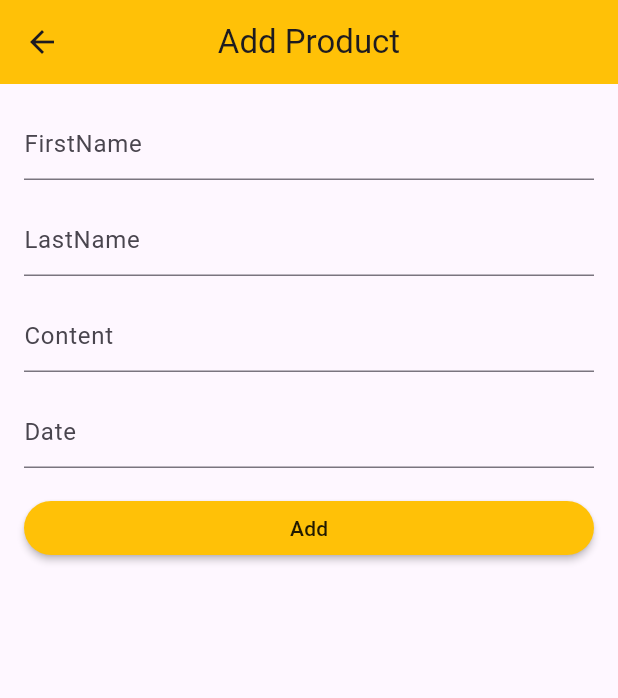
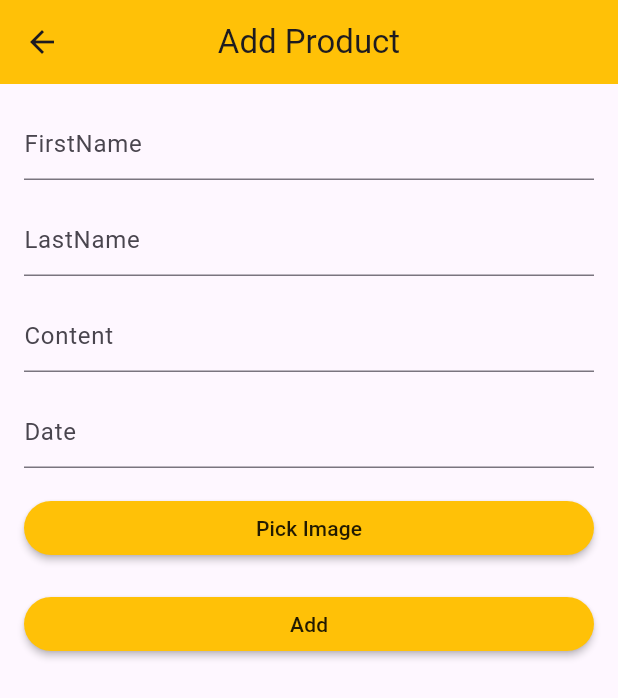
Before and after one commit to Zikrulloh0405/firebase_project_1, a Flutter app: the AddPage screen opened directly, after a tap on "Add", on a phone screen of 412 x 824 dp. Shown: the top 698 px of the screen. Run offline on Flutter 3.47's test engine with Material 3 defaults, Android fonts, the phone set to English and light mode, and no system bars; our stand-ins replace firebase_auth, firebase_core, firebase_database, firebase_storage, image_picker, intl_phone_field; accounts and stored records are empty.

Commit message:
lesson_10

```diff
--- a/lib/models/post_model.dart
+++ b/lib/models/post_model.dart
@@ -1,24 +1,31 @@
 class Post {
-  int? id;
-  String? fullName;
-  String? content;
-  String? date;
+  String fullName;
+  String content;
+  String date;
   String? userId;
+  String? imageUrl; // Add this line
 
-  Post({this.id, this.fullName, this.date, this.userId, this.content});
+  Post({
+    required this.fullName,
+    required this.content,
+    required this.date,
+    this.userId,
+    this.imageUrl, // Add this line
+  });
 
   Post.fromJson(Map<String, dynamic> json)
-      : id = json['id'],
+      : userId = json['userId'],
         fullName = json['fullName'],
         date = json['date'],
-        userId = json['userId'],
-        content = json['content'];
-
-  Map<String, dynamic> toJson() => {
-        'id': id,
-        'fullName': fullName,
-        'date' : date,
-        'userId': userId,
-        'content': content,
-      };
+        content = json['content'],
+        imageUrl = json['imageUrl'];
+  Map<String, dynamic> toJson() {
+    return {
+      'fullname': fullName,
+      'content': content,
+      'date': date,
+      'userId': userId,
+      'imageUrl': imageUrl, // Add this line
+    };
+  }
 }
--- a/lib/pages/add_page.dart
+++ b/lib/pages/add_page.dart
@@ -1,8 +1,10 @@
-import 'package:firebase_project_1/services/auth_service.dart';
+import 'dart:io';
+import 'package:firebase_project_1/models/post_model.dart';
 import 'package:firebase_project_1/services/real_time_database.dart';
 import 'package:flutter/material.dart';
-
-import '../models/post_model.dart';
+import 'package:image_picker/image_picker.dart';
+import 'package:firebase_storage/firebase_storage.dart';
+import 'package:path/path.dart';
 
 class AddPage extends StatefulWidget {
   static String id = "AddPage";
@@ -19,7 +21,9 @@ class _AddPageState extends State<AddPage> {
   final TextEditingController _lastNameController = TextEditingController();
   final TextEditingController _contentController = TextEditingController();
   final TextEditingController _dateController = TextEditingController();
-
+  final ImagePicker _picker = ImagePicker();
+  XFile? _imageFile;
+  String? _uploadedFileURL;
   bool isLoading = false;
 
   @override
@@ -31,26 +35,50 @@ class _AddPageState extends State<AddPage> {
     super.dispose();
   }
 
-  _createPost() {
+  Future<void> _pickImage() async {
+    final pickedFile = await _picker.pickImage(source: ImageSource.gallery);
+    setState(() {
+      _imageFile = pickedFile;
+    });
+  }
+
+  Future<void> _uploadImage() async {
+    if (_imageFile == null) return;
+    final fileName = basename(_imageFile!.path);
+    final destination = 'images/$fileName';
+
+    try {
+      final ref = FirebaseStorage.instance.ref(destination);
+      await ref.putFile(File(_imageFile!.path));
+      _uploadedFileURL = await ref.getDownloadURL();
+    } catch (e) {
+      print('Error uploading image: $e');
+    }
+  }
+
+  _createPost() async {
+    await _uploadImage();
+
     String fullName = _firstNameController.text + _lastNameController.text;
     String date = _dateController.text.toString();
     String content = _contentController.text.toString();
 
     if (fullName.isEmpty || date.isEmpty || content.isEmpty) return;
 
-    _apiCreatePost(fullName, date, content);
-    Navigator.pop(context);
-  }
-
-  _apiCreatePost(String fullName, String date, String content) {
-    setState(() {
-      isLoading = true;
-    });
     var post = Post(
       fullName: fullName,
       date: date,
       content: content,
+      imageUrl: _uploadedFileURL,
     );
+
+    _apiCreatePost(post);
+  }
+
+  _apiCreatePost(Post post) {
+    setState(() {
+      isLoading = true;
+    });
     RealTimeDataBase.addPost(post).then((value) => {
           _resAddPost(),
         });
@@ -60,7 +88,7 @@ class _AddPageState extends State<AddPage> {
     setState(() {
       isLoading = false;
     });
-    Navigator.of(context).pop({'data': 'done'});
+    Navigator.of(context as BuildContext).pop({'data': 'done'});
   }
 
   @override
@@ -109,6 +137,19 @@ class _AddPageState extends State<AddPage> {
                 minWidth: double.infinity,
                 color: Colors.amber,
                 onPressed: () {
+                  _pickImage();
+                },
+                shape: RoundedRectangleBorder(
+                    borderRadius: BorderRadius.circular(30)),
+                child: const Text('Pick Image'),
+              ),
+            ),
+            const SizedBox(height: 16.0),
+            Center(
+              child: MaterialButton(
+                minWidth: double.infinity,
+                color: Colors.amber,
+                onPressed: () {
                   _createPost();
                 },
                 shape: RoundedRectangleBorder(
--- a/pubspec.yaml
+++ b/pubspec.yaml
@@ -14,8 +14,10 @@ dependencies:
   firebase_auth: ^4.17.4
   firebase_core: ^2.25.4
   firebase_database: ^10.4.6
+  firebase_storage: ^11.6.6
   flutter:
     sdk: flutter
+  image_picker: ^1.0.7
   intl_phone_field: ^3.2.0
 
 dev_dependencies:
```
Also changed, not shown: lib/pages/home_page.dart (+14 -2 lines), lib/services/real_time_database.dart (+4 -3 lines), pubspec.lock, 5 other files.
